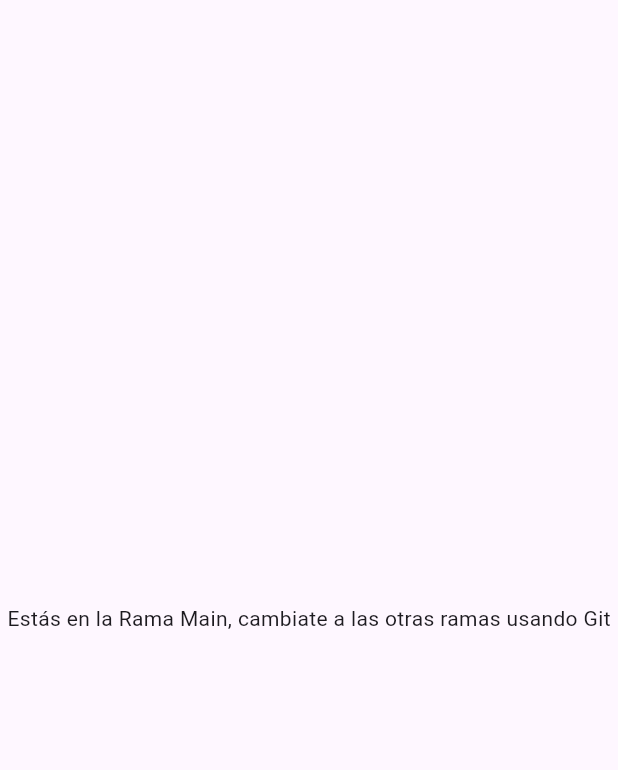
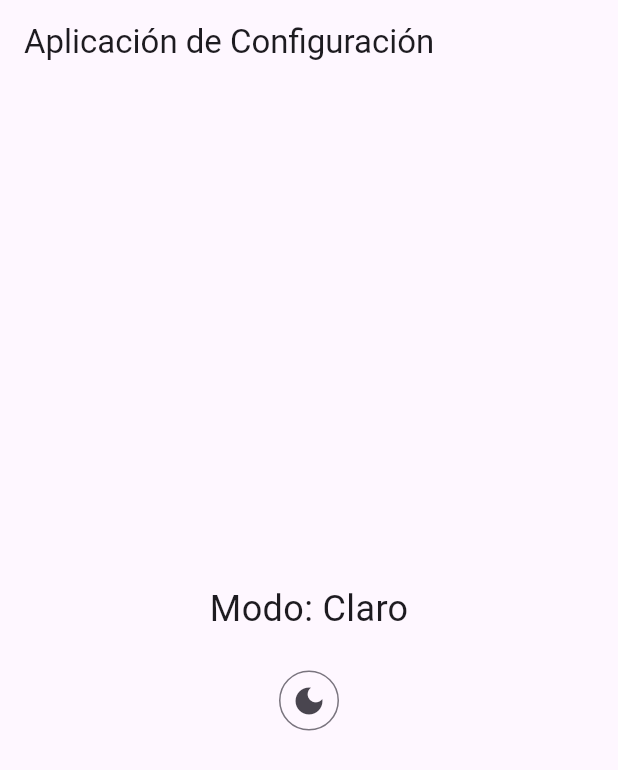
Before and after one commit to narmeshit/patterns, a Flutter app: the screen it shows after launch, on a phone screen of 412 x 824 dp. Shown: the top 770 px of the screen. Run offline on Flutter 3.47's test engine with Material 3 defaults, Android fonts, the light colour scheme and no system bars.

Commit message:
agregando rama singleton

```diff
--- a/lib/main.dart
+++ b/lib/main.dart
@@ -1,20 +1,32 @@
 import 'package:flutter/material.dart';
+import 'package:patterns/screen.dart';
+import 'package:patterns/service.dart';
 
 void main() {
   runApp(const MainApp());
 }
 
-class MainApp extends StatelessWidget {
+class MainApp extends StatefulWidget {
   const MainApp({super.key});
 
   @override
+  State<MainApp> createState() => _MainAppState();
+}
+
+class _MainAppState extends State<MainApp> {
+  ThemeData _themeData = ConfigurationService.instance.themeData;
+
+  void _updateTheme(){
+    setState(() {
+      _themeData = ConfigurationService.instance.themeData;
+    });
+  }
+  @override
   Widget build(BuildContext context) {
-    return const MaterialApp(
-      home: Scaffold(
-        body: Center(
-          child: Text('Estás en la Rama Main, cambiate a las otras ramas usando Git'),
-        ),
-      ),
+    return MaterialApp(
+      debugShowCheckedModeBanner: false,
+      theme: _themeData,
+      home: ConfigScreen(onThemeChanged: _updateTheme),
     );
   }
 }
--- /dev/null
+++ b/lib/screen.dart
@@ -0,0 +1,56 @@
+import 'package:flutter/material.dart';
+import 'package:patterns/service.dart';
+
+class ConfigScreen extends StatefulWidget {
+  final Function onThemeChanged;
+
+  const ConfigScreen({super.key, required this.onThemeChanged});
+
+  @override
+  State<ConfigScreen> createState() => _ConfigScreenState();
+}
+
+class _ConfigScreenState extends State<ConfigScreen> {
+  late ThemeData _currentTheme;
+
+  @override
+  void initState() {
+    super.initState();
+    _currentTheme = ConfigurationService.instance.themeData;
+  }
+
+  void _toggleTheme() {
+    setState(() {
+      ConfigurationService.instance.toggleTheme();
+      _currentTheme = ConfigurationService.instance.themeData;
+      widget.onThemeChanged();
+    });
+  }
+
+  @override
+  Widget build(BuildContext context) {
+    return Scaffold(
+      appBar: AppBar(
+        title: const Text('Aplicación de Configuración'),
+      ),
+      body: Center(
+        child: Column(
+          mainAxisAlignment: MainAxisAlignment.center,
+          children: [
+            Text(
+              'Modo: ${_currentTheme == ThemeData.light() ? "Claro" : "Oscuro"}',
+              style: const TextStyle(fontSize: 24),
+            ),
+            const SizedBox(height: 20),
+            IconButton.outlined(
+              onPressed: _toggleTheme,
+              icon: _currentTheme == ThemeData.light()
+                  ? const Icon(Icons.dark_mode)
+                  : const Icon(Icons.light_mode),
+            ),
+          ],
+        ),
+      ),
+    );
+  }
+}
--- /dev/null
+++ b/lib/service.dart
@@ -0,0 +1,22 @@
+import 'package:flutter/material.dart';
+
+class ConfigurationService{
+  static final ConfigurationService _instance = ConfigurationService._internal();
+
+  ConfigurationService._internal();
+
+  static ConfigurationService get instance => _instance;
+
+  ThemeData  _themeData  = ThemeData.light();
+
+  ThemeData get themeData  => _themeData;
+
+  void toggleTheme(){
+    if(_themeData == ThemeData.light()){
+      _themeData = ThemeData.dark();
+    }else{
+      _themeData = ThemeData.light();
+    }
+  }
+
+}
```
Also changed, not shown: lib/model.dart (added, +13 -0 lines).
